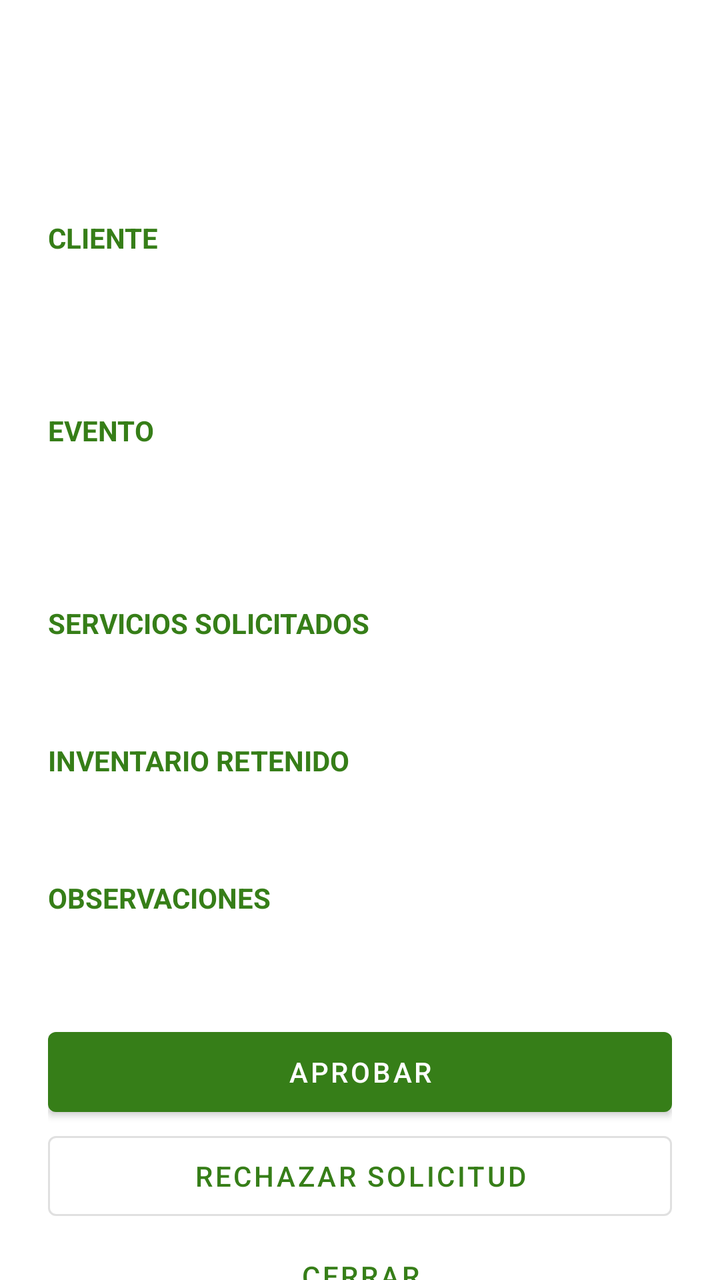
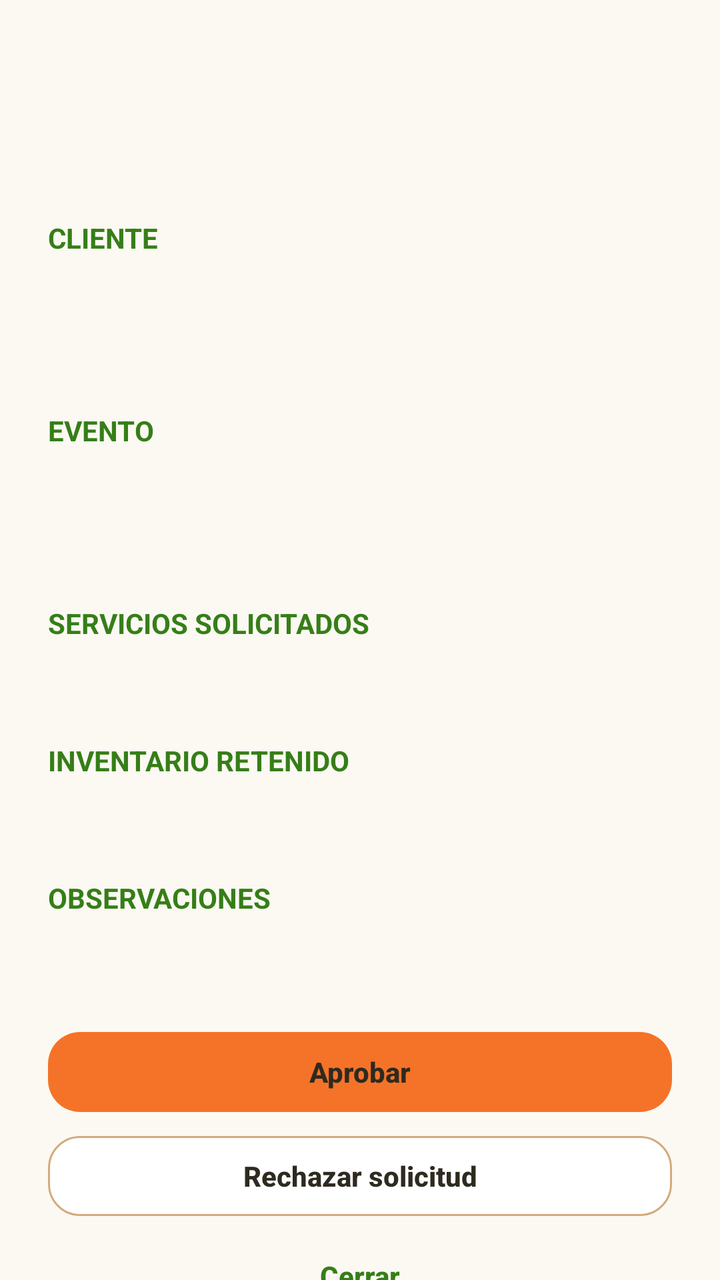

The first picture is an Android layout as it rendered before a commit; the second is the same layout after the commit. The layout source and the unified diff follow.
<!-- AndroidManifest.xml: application theme Theme.Ocasion_mobil_v2 -->
<!-- res/layout/bottom_sheet_reservacion.xml -->
<androidx.core.widget.NestedScrollView xmlns:android="http://schemas.android.com/apk/res/android"
    android:layout_width="match_parent" android:layout_height="wrap_content" android:fillViewport="true" android:clipToPadding="false"
    android:padding="24dp" android:paddingBottom="32dp" android:background="@color/bg_general">
    <LinearLayout android:layout_width="match_parent" android:layout_height="wrap_content" android:orientation="vertical">
        <TextView style="@style/ReservaTexto" android:id="@+id/tvDetalleReferencia" android:textColor="@color/texto_secundario" android:textSize="13sp" />
        <TextView style="@style/ReservaTexto" android:id="@+id/tvDetalleSalon" android:textSize="25sp" android:textStyle="bold" android:accessibilityHeading="true" />
        <TextView style="@style/ReservaSeccion" android:text="CLIENTE" />
        <TextView style="@style/ReservaTexto" android:id="@+id/tvDetalleCliente" />
        <TextView style="@style/ReservaTexto" android:id="@+id/tvDetalleContacto" android:textIsSelectable="true" />
        <TextView style="@style/ReservaSeccion" android:text="EVENTO" />
        <TextView style="@style/ReservaTexto" android:id="@+id/tvDetalleFechas" />
        <TextView style="@style/ReservaTexto" android:id="@+id/tvDetalleInvitados" />
        <TextView style="@style/ReservaSeccion" android:text="SERVICIOS SOLICITADOS" />
        <TextView style="@style/ReservaTexto" android:id="@+id/tvDetalleServicios" />
        <TextView style="@style/ReservaSeccion" android:text="INVENTARIO RETENIDO" />
        <TextView style="@style/ReservaTexto" android:id="@+id/tvDetalleInventario" />
        <TextView style="@style/ReservaSeccion" android:text="OBSERVACIONES" />
        <TextView style="@style/ReservaTexto" android:id="@+id/tvDetalleObservaciones" />
        <TextView style="@style/ReservaTexto" android:id="@+id/tvDetalleError" android:textColor="@color/rojo_error" android:visibility="gone" android:accessibilityLiveRegion="polite" />
        <Button android:id="@+id/btnAprobarReserva" android:layout_width="match_parent" android:layout_height="wrap_content" android:layout_marginTop="24dp" android:minHeight="52dp" android:text="@string/reserva_aprobar" />
        <Button android:id="@+id/btnRechazarReserva" style="@style/Widget.MaterialComponents.Button.OutlinedButton" android:layout_width="match_parent" android:layout_height="wrap_content" android:minHeight="52dp" android:text="@string/reserva_rechazar" />
        <Button android:id="@+id/btnCerrarDetalle" style="@style/Widget.MaterialComponents.Button.TextButton" android:layout_width="match_parent" android:layout_height="wrap_content" android:minHeight="48dp" android:text="Cerrar" />
    </LinearLayout>
</androidx.core.widget.NestedScrollView>
<!-- resources referenced by this layout -->
<resources>
  <color name="bg_general">#FFFFFF</color>
  <color name="rojo_error">#CC3636</color>
  <color name="texto_secundario">#6E6A5A</color>
  <string name="reserva_aprobar">Aprobar</string>
  <string name="reserva_rechazar">Rechazar solicitud</string>
  <style name="ReservaSeccion" parent="ReservaTexto">
          <item name="android:textSize">14sp</item>
          <item name="android:textStyle">bold</item>
          <item name="android:textColor">@color/verde_primario</item>
          <item name="android:layout_marginTop">22dp</item>
      </style>
  <style name="ReservaTexto">
          <item name="android:layout_width">match_parent</item>
          <item name="android:layout_height">wrap_content</item>
          <item name="android:textSize">16sp</item>
          <item name="android:textColor">@color/texto_principal</item>
          <item name="android:layout_marginTop">6dp</item>
      </style>
  <style name="Theme.Ocasion_mobil_v2" parent="Theme.MaterialComponents.Light.NoActionBar">
          <item name="colorPrimary">@color/verde_primario</item>
          <item name="colorPrimaryVariant">@color/verde_primario</item>
          <item name="colorOnPrimary">@color/blanco</item>
          <item name="colorSecondary">@color/naranja_primario</item>
          <item name="colorOnSecondary">@color/texto_principal</item>
          <item name="colorAccent">@color/naranja_primario</item>
  
          
          <item name="colorPrimaryDark">@color/header_footer_dark</item>
          <item name="android:statusBarColor">@color/header_footer_dark</item>
          <item name="android:windowLightStatusBar">true</item>
          <item name="android:enforceStatusBarContrast">false</item>
      </style>
  <color name="verde_primario">#367E18</color>
  <color name="texto_principal">#2E2A1F</color>
  <color name="blanco">#FFFFFF</color>
  <color name="naranja_primario">#F57328</color>
  <color name="header_footer_dark">#FFD65A</color>
</resources>

<!-- the commit's change to res/layout/bottom_sheet_reservacion.xml (unified diff, before → after) -->
@@ -1,6 +1,6 @@
 <androidx.core.widget.NestedScrollView xmlns:android="http://schemas.android.com/apk/res/android"
     android:layout_width="match_parent" android:layout_height="wrap_content" android:fillViewport="true" android:clipToPadding="false"
-    android:padding="24dp" android:paddingBottom="32dp" android:background="@color/bg_general">
+    android:padding="24dp" android:paddingBottom="32dp" android:background="@color/reserva_fondo">
     <LinearLayout android:layout_width="match_parent" android:layout_height="wrap_content" android:orientation="vertical">
         <TextView style="@style/ReservaTexto" android:id="@+id/tvDetalleReferencia" android:textColor="@color/texto_secundario" android:textSize="13sp" />
         <TextView style="@style/ReservaTexto" android:id="@+id/tvDetalleSalon" android:textSize="25sp" android:textStyle="bold" android:accessibilityHeading="true" />
@@ -17,8 +17,8 @@
         <TextView style="@style/ReservaSeccion" android:text="OBSERVACIONES" />
         <TextView style="@style/ReservaTexto" android:id="@+id/tvDetalleObservaciones" />
         <TextView style="@style/ReservaTexto" android:id="@+id/tvDetalleError" android:textColor="@color/rojo_error" android:visibility="gone" android:accessibilityLiveRegion="polite" />
-        <Button android:id="@+id/btnAprobarReserva" android:layout_width="match_parent" android:layout_height="wrap_content" android:layout_marginTop="24dp" android:minHeight="52dp" android:text="@string/reserva_aprobar" />
-        <Button android:id="@+id/btnRechazarReserva" style="@style/Widget.MaterialComponents.Button.OutlinedButton" android:layout_width="match_parent" android:layout_height="wrap_content" android:minHeight="52dp" android:text="@string/reserva_rechazar" />
+        <com.google.android.material.button.MaterialButton android:id="@+id/btnAprobarReserva" style="@style/BotonOcasionPrincipal" android:layout_width="match_parent" android:layout_height="wrap_content" android:layout_marginTop="24dp" android:minHeight="52dp" android:text="@string/reserva_aprobar" />
+        <com.google.android.material.button.MaterialButton android:id="@+id/btnRechazarReserva" style="@style/BotonOcasionSecundario" android:layout_width="match_parent" android:layout_height="wrap_content" android:minHeight="52dp" android:stateListAnimator="@null" android:text="@string/reserva_rechazar" />
         <Button android:id="@+id/btnCerrarDetalle" style="@style/Widget.MaterialComponents.Button.TextButton" android:layout_width="match_parent" android:layout_height="wrap_content" android:minHeight="48dp" android:text="Cerrar" />
     </LinearLayout>
 </androidx.core.widget.NestedScrollView>
<!-- resource entries referenced after the edit -->
@@ -1,10 +1,36 @@
 <!-- resources referenced by this layout -->
 <resources>
-  <color name="bg_general">#FFFFFF</color>
+  <color name="reserva_fondo">#FBF9F2</color>
   <color name="rojo_error">#CC3636</color>
   <color name="texto_secundario">#6E6A5A</color>
   <string name="reserva_aprobar">Aprobar</string>
   <string name="reserva_rechazar">Rechazar solicitud</string>
+  <style name="BotonOcasionPrincipal" parent="Widget.MaterialComponents.Button">
+          <item name="backgroundTint">@color/boton_principal_fondo</item>
+          <item name="android:textColor">@color/boton_texto</item>
+          <item name="android:textAllCaps">false</item>
+          <item name="android:textStyle">bold</item>
+          <item name="android:minHeight">48dp</item>
+          <item name="cornerRadius">16dp</item>
+          <item name="android:letterSpacing">0</item>
+          <item name="android:stateListAnimator">@null</item>
+          <item name="elevation">0dp</item>
+          <item name="rippleColor">#242E2A1F</item>
+      </style>
+  <style name="BotonOcasionSecundario" parent="Widget.MaterialComponents.Button.OutlinedButton">
+          <item name="backgroundTint">@color/blanco</item>
+          <item name="strokeColor">@color/boton_secundario_borde</item>
+          <item name="strokeWidth">1dp</item>
+          <item name="android:textColor">@color/boton_texto</item>
+          <item name="android:textAllCaps">false</item>
+          <item name="android:minHeight">48dp</item>
+          <item name="cornerRadius">16dp</item>
+          <item name="android:textStyle">bold</item>
+          <item name="android:letterSpacing">0</item>
+          <item name="android:stateListAnimator">@null</item>
+          <item name="elevation">0dp</item>
+          <item name="rippleColor">#24F57328</item>
+      </style>
   <style name="ReservaSeccion" parent="ReservaTexto">
           <item name="android:textSize">14sp</item>
           <item name="android:textStyle">bold</item>
@@ -19,6 +45,8 @@
           <item name="android:layout_marginTop">6dp</item>
       </style>
   <style name="Theme.Ocasion_mobil_v2" parent="Theme.MaterialComponents.Light.NoActionBar">
+          <item name="materialButtonStyle">@style/BotonOcasionPrincipal</item>
+          <item name="materialButtonOutlinedStyle">@style/BotonOcasionSecundario</item>
           <item name="colorPrimary">@color/verde_primario</item>
           <item name="colorPrimaryVariant">@color/verde_primario</item>
           <item name="colorOnPrimary">@color/blanco</item>
